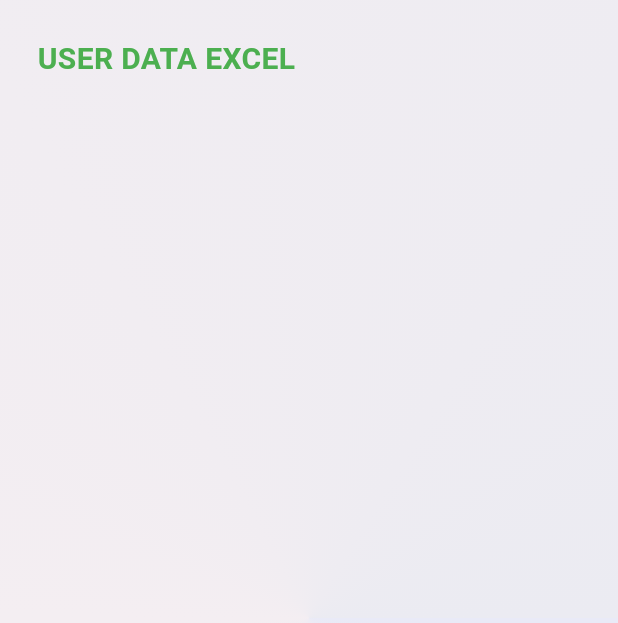
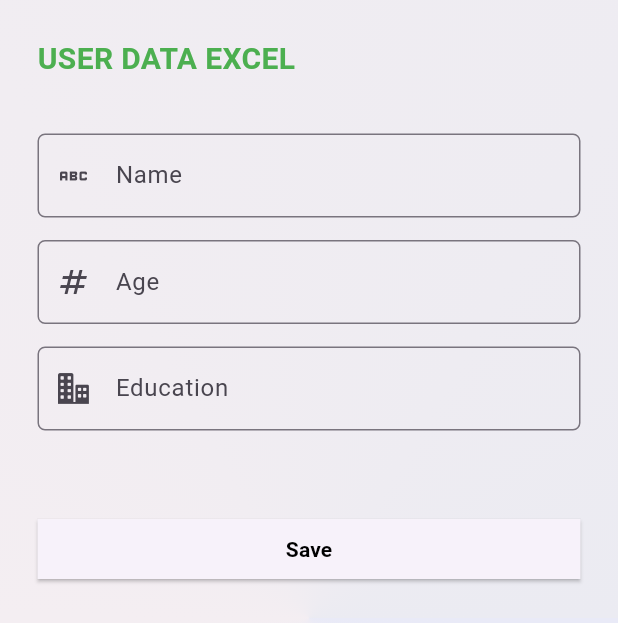
Before and after one commit to nitta02/User-Profile-Application, a Flutter app: the EditScreen screen opened directly, on a phone screen of 412 x 824 dp. Shown: the top 623 px of the screen. Run offline on Flutter 3.47's test engine with Material 3 defaults, Android fonts, the phone set to English and light mode, and no system bars.

Commit message:
ui changes commit

```diff
--- a/analysis_options.yaml
+++ b/analysis_options.yaml
@@ -7,6 +7,9 @@
 
 # The following line activates a set of recommended lints for Flutter apps,
 # packages, and plugins designed to encourage good coding practices.
+analyzer:
+  errors:
+    file_names: ignore
 include: package:flutter_lints/flutter.yaml
 
 linter:
--- a/lib/screens/auth/signIn.dart
+++ b/lib/screens/auth/signIn.dart
@@ -3,7 +3,7 @@
 import 'package:flutter/cupertino.dart';
 import 'package:flutter/material.dart';
 import 'package:user_profile/screens/auth/register.dart';
-import 'package:user_profile/screens/main_screen.dart';
+import 'package:user_profile/screens/main_btm_screen.dart';
 import 'package:user_profile/utils/colors.dart';
 
 class SignInScreen extends StatefulWidget {
--- a/lib/screens/bottomNav/edit.dart
+++ b/lib/screens/bottomNav/edit.dart
@@ -1,5 +1,8 @@
+import 'package:flutter/cupertino.dart';
 import 'package:flutter/material.dart';
 import 'package:user_profile/utils/colors.dart';
+import 'package:user_profile/widgets/button.dart';
+import 'package:user_profile/widgets/textForm.dart';
 
 class EditScreen extends StatefulWidget {
   const EditScreen({super.key});
@@ -11,6 +14,10 @@ class EditScreen extends StatefulWidget {
 class _EditScreenState extends State<EditScreen> {
   @override
   Widget build(BuildContext context) {
+    final TextEditingController nameController = TextEditingController();
+    final TextEditingController ageController = TextEditingController();
+    final TextEditingController eduController = TextEditingController();
+
     return Scaffold(
       body: Container(
         padding: const EdgeInsets.symmetric(horizontal: 25, vertical: 25),
@@ -22,8 +29,8 @@ class _EditScreenState extends State<EditScreen> {
         ])),
         child: SafeArea(
             child: ListView(
-          children: const [
-            Text(
+          children: [
+            const Text(
               'USER DATA EXCEL',
               style: TextStyle(
                 fontSize: 20,
@@ -31,6 +38,30 @@ class _EditScreenState extends State<EditScreen> {
                 color: Colors.green,
               ),
             ),
+            const SizedBox(
+              height: 35,
+            ),
+            TextForm(
+                controller: nameController, icon: Icons.abc, hintText: 'Name'),
+            const SizedBox(
+              height: 15,
+            ),
+            TextForm(
+                controller: ageController,
+                icon: Icons.numbers_sharp,
+                hintText: "Age"),
+            const SizedBox(
+              height: 15,
+            ),
+            TextForm(
+              controller: eduController,
+              hintText: "Education",
+              icon: CupertinoIcons.building_2_fill,
+            ),
+            const SizedBox(
+              height: 55,
+            ),
+            CommonButton(onPressed: () {}, text: 'Save'),
           ],
         )),
       ),
--- a/lib/screens/bottomNav/home.dart
+++ b/lib/screens/bottomNav/home.dart
@@ -2,7 +2,7 @@
 
 import 'package:flutter/material.dart';
 import 'package:flutter/widgets.dart';
-import 'package:user_profile/screens/widgets/details.dart';
+import 'package:user_profile/widgets/details.dart';
 import 'package:user_profile/utils/colors.dart';
 
 class HomeScreen extends StatefulWidget {
--- /dev/null
+++ b/lib/widgets/button.dart
@@ -0,0 +1,27 @@
+import 'package:flutter/material.dart';
+
+class CommonButton extends StatelessWidget {
+  final Function() onPressed;
+
+  final String text;
+
+  const CommonButton({super.key, required this.onPressed, required this.text});
+
+  @override
+  Widget build(BuildContext context) {
+    return ElevatedButton(
+      style: const ButtonStyle(
+          shape: WidgetStatePropertyAll(
+        BeveledRectangleBorder(),
+      )),
+      onPressed: onPressed,
+      child: Text(
+        text,
+        style: const TextStyle(
+          color: Colors.black,
+          fontWeight: FontWeight.bold,
+        ),
+      ),
+    );
+  }
+}
--- /dev/null
+++ b/lib/widgets/textForm.dart
@@ -0,0 +1,27 @@
+// ignore_for_file: file_names
+
+import 'package:flutter/material.dart';
+
+class TextForm extends StatelessWidget {
+  final TextEditingController controller;
+  final String hintText;
+  final IconData icon;
+  const TextForm(
+      {super.key,
+      required this.controller,
+      required this.hintText,
+      required this.icon});
+
+  @override
+  Widget build(BuildContext context) {
+    return TextFormField(
+      controller: controller,
+      decoration: InputDecoration(
+          prefixIcon: Icon(icon),
+          hintText: hintText,
+          border: OutlineInputBorder(
+            borderRadius: BorderRadius.circular(5),
+          )),
+    );
+  }
+}
```
Also changed, not shown: lib/screens/bottomNav/profile.dart (+33 -15 lines), lib/widgets/details.dart (renamed from lib/screens/widgets/details.dart, +27 -0 lines), lib/widgets/textContainer.dart (added, +29 -0 lines), lib/screens/main_btm_screen.dart (renamed from lib/screens/main_screen.dart).
